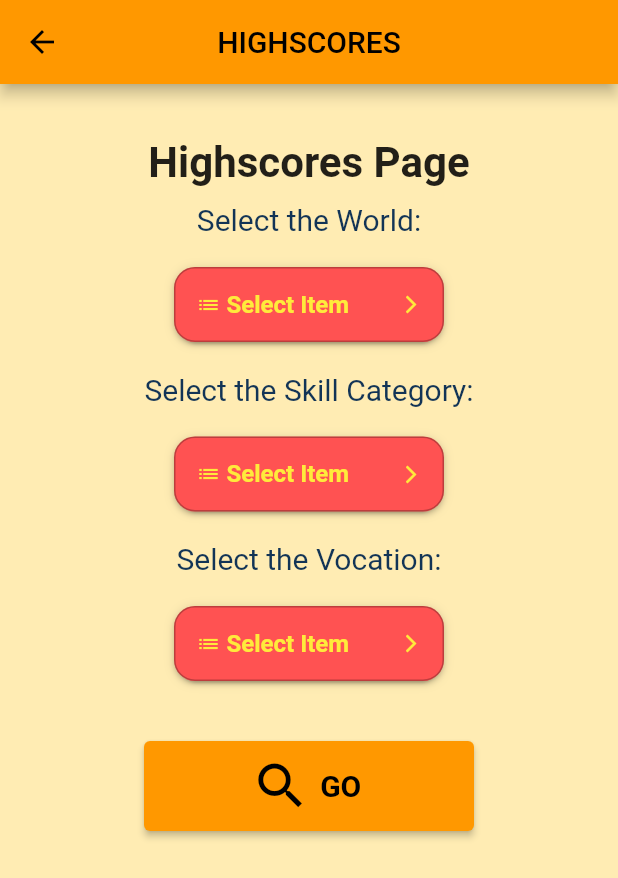
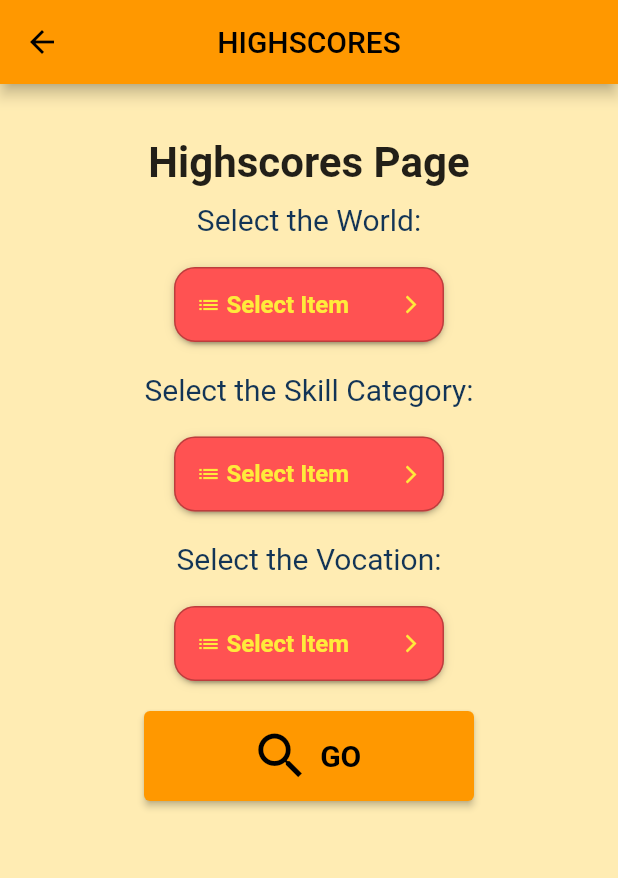
Before and after one commit to GuilhermeSilvestre/Flutter-TibiaPlus, a Flutter app: the screen it shows after launch, in the side drawer, after a tap on "Highscores", on a phone screen of 412 x 824 dp. Shown: the top 878 px of the screen. Run offline on Flutter 3.47's test engine with Material 2 defaults, Android fonts, the phone set to English and light mode, and no system bars; drawn by our look-alikes of dropdown_button2; our stand-ins replace flutter_spinkit.

Commit message:
Inserindo mundos e colocando botao highscores antes dos resultados

```diff
--- a/lib/highscores.dart
+++ b/lib/highscores.dart
@@ -33,25 +33,26 @@ class Highscores extends StatefulWidget {
 
 class _HighscoresState extends State<Highscores> {
   final List<String> items3 = [
-    'knights',
-    'paladins',
-    'sorcerers',
-    'druids',
-    'all',
+    'All',
+    'Knights',
+    'Paladins',
+    'Sorcerers',
+    'Druids',
   ];
 
   final List<String> items2 = [
-    'experience',
-    'axefighting',
-    'clubfighting',
-    'swordfighting',
-    'distancefighting',
-    'shielding',
-    'fistfighting',
-    'fishing',
-    'achievements',
-    'charmpoints',
-    'loyaltypoints',
+    'Experience',
+    'Axe',
+    'Club',
+    'Sword',
+    'Distance',
+    'Shielding',
+    'Magic Level',
+    'Fist',
+    'Fishing',
+    'Achievements',
+    'Charm',
+    'Loyalty',
   ];
   final List<String> items = [
     'Adra',
@@ -111,6 +112,31 @@ class _HighscoresState extends State<Highscores> {
     'Pacera',
     'Peloria',
     'Premia',
+    'Quelibra',
+    'Quintera',
+    'Refugia',
+    'Reinobra',
+    'Seanera',
+    'Secura',
+    'Serdebra',
+    'Solidera',
+    'Suna',
+    'Telera',
+    'Tembra',
+    'Thyria',
+    'Trona',
+    'Utobra',
+    'Venebra',
+    'Versa',
+    'Visabra',
+    'Vunira',
+    'Wintera',
+    'Wizera',
+    'Xandebra',
+    'Yonabra',
+    'Zenobra',
+    'Zuna',
+    'Zunera',
   ];
 
   String? selectedValue;
@@ -238,6 +264,15 @@ class _HighscoresState extends State<Highscores> {
   }
 
   buscar() async {
+    if (category == 'Axe') category = 'axefighting';
+    if (category == 'Club') category = 'clubfighting';
+    if (category == 'Sword') category = 'swordfighting';
+    if (category == 'Distance') category = 'distancefighting';
+    if (category == 'Magic Level') category = 'magiclevel';
+    if (category == 'Charm') category = 'charmpoints';
+    if (category == 'Fist') category = 'fistfighting';
+    if (category == 'Loyaty') category = 'loyatypoints';
+
     url = 'https://api.tibiadata.com/v3/highscores/$world/$category/$vocation';
 
     Network api = Network(url);
@@ -257,7 +292,7 @@ class _HighscoresState extends State<Highscores> {
     for (int i = 1; i <= 20; i++) {
       charLevels[i] =
           tibiaData['highscores']['highscore_list'][i]['level'].toString();
-      print(charLevels[i]);
+      //print(charLevels[i]);
     }
     for (int i = 1; i <= 20; i++) {
       charVocs[i] = tibiaData['highscores']['highscore_list'][i]['vocation'];
@@ -464,7 +499,6 @@ class _HighscoresState extends State<Highscores> {
                           setState(() {
                             selectedValue2 = value as String;
                             category = selectedValue2!;
-                            print(category);
                           });
                         },
                         icon: const Icon(
@@ -562,7 +596,6 @@ class _HighscoresState extends State<Highscores> {
                           setState(() {
                             selectedValue3 = value as String;
                             vocation = selectedValue3!;
-                            print(vocation);
                           });
                         },
                         icon: const Icon(
@@ -599,6 +632,39 @@ class _HighscoresState extends State<Highscores> {
                         offset: const Offset(-20, 0),
                       ),
                     ),
+                  ),
+                  SizedBox(
+                    height: 20,
+                  ),
+                  ElevatedButton.icon(
+                    onPressed: () {
+                      FocusManager.instance.primaryFocus?.unfocus();
+                      if (world != '' && category != '' && vocation != '') {
+                        setState(() async {
+                          setState(() => loading = true);
+                          buscar();
+                          await Future.delayed(Duration(seconds: 1));
+                          setState(() => loading = false);
+                          await Future.delayed(Duration(seconds: 1));
+                          refresh();
+                        });
+                      }
+                    },
+                    style: ElevatedButton.styleFrom(
+                      fixedSize: Size(
+                        220,
+                        60,
+                      ),
+                      textStyle: TextStyle(
+                        fontSize: 20,
+                        fontWeight: FontWeight.bold,
+                      ),
+                    ),
+                    icon: Icon(
+                      Icons.search,
+                      size: 40,
+                    ),
+                    label: Text('GO'),
                   ),
                   SizedBox(
                     height: 20,
@@ -687,36 +753,6 @@ class _HighscoresState extends State<Highscores> {
                   SizedBox(
                     height: 20,
                   ),
-                  ElevatedButton.icon(
-                    onPressed: () {
-                      FocusManager.instance.primaryFocus?.unfocus();
-                      if (world != '' && category != '' && vocation != '') {
-                        setState(() async {
-                          setState(() => loading = true);
-                          buscar();
-                          await Future.delayed(Duration(seconds: 1));
-                          setState(() => loading = false);
-                          await Future.delayed(Duration(seconds: 1));
-                          refresh();
-                        });
-                      }
-                    },
-                    style: ElevatedButton.styleFrom(
-                      fixedSize: Size(
-                        220,
-                        60,
-                      ),
-                      textStyle: TextStyle(
-                        fontSize: 20,
-                        fontWeight: FontWeight.bold,
-                      ),
-                    ),
-                    icon: Icon(
-                      Icons.search,
-                      size: 40,
-                    ),
-                    label: Text('GO'),
-                  ),
                 ],
               ),
             ),
```
Also changed, not shown: 1 other file.
